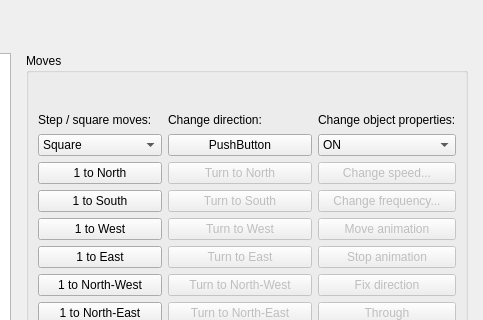
Old version of the form Editor/Dialogs/Commands/dialogcommandmoveobject.ui in the repository RPG-Paper-Maker/RPG-Paper-Maker; both pictures show x 358 to 841 and y 0 to 320 of the 841 by 608 pixel window.
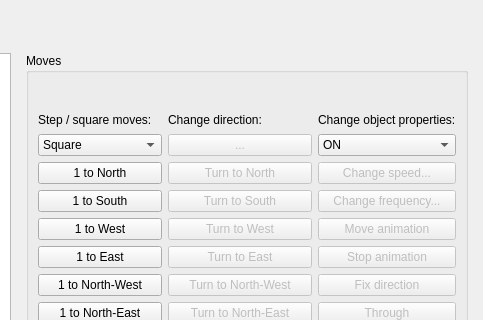
New version of the form. Custom widgets are drawn as their Qt base class.

The edit to the form file:
```diff
--- a/Editor/Dialogs/Commands/dialogcommandmoveobject.ui
+++ b/Editor/Dialogs/Commands/dialogcommandmoveobject.ui
@@ -309,8 +309,11 @@
               </item>
               <item>
                <widget class="QPushButton" name="pushButtonEmpty">
+                <property name="enabled">
+                 <bool>false</bool>
+                </property>
                 <property name="text">
-                 <string>PushButton</string>
+                 <string>...</string>
                 </property>
                </widget>
               </item>
```
